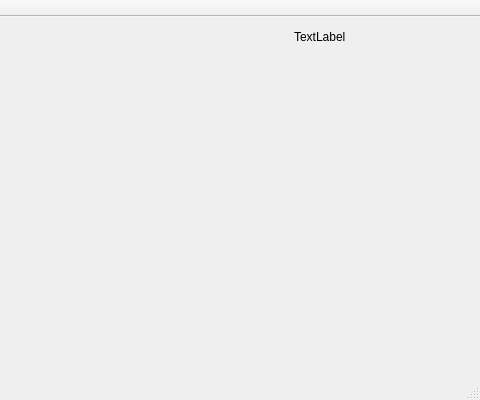
Before: the Qt Designer form ProjectModernCpp/HomePage.ui in razvaann2/ProjectModernCpp, drawn with Qt 5; both pictures show x 256 to 736 and y 0 to 400 of the 736 by 400 pixel window.
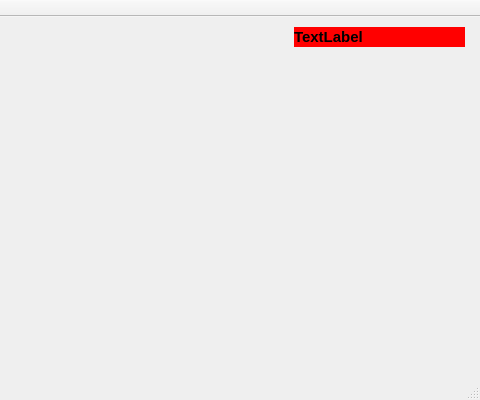
After: the same form once the commit is applied.

Commit message: textlabel for username

Diff of the .ui file:
```diff
--- a/ProjectModernCpp/HomePage.ui
+++ b/ProjectModernCpp/HomePage.ui
@@ -23,6 +23,14 @@
       <height>20</height>
      </rect>
     </property>
+    <property name="styleSheet">
+     <string notr="true">QLabel
+{
+background:red;
+font-size:15px;
+font-weight:bold;
+}</string>
+    </property>
     <property name="text">
      <string>TextLabel</string>
     </property>
```
